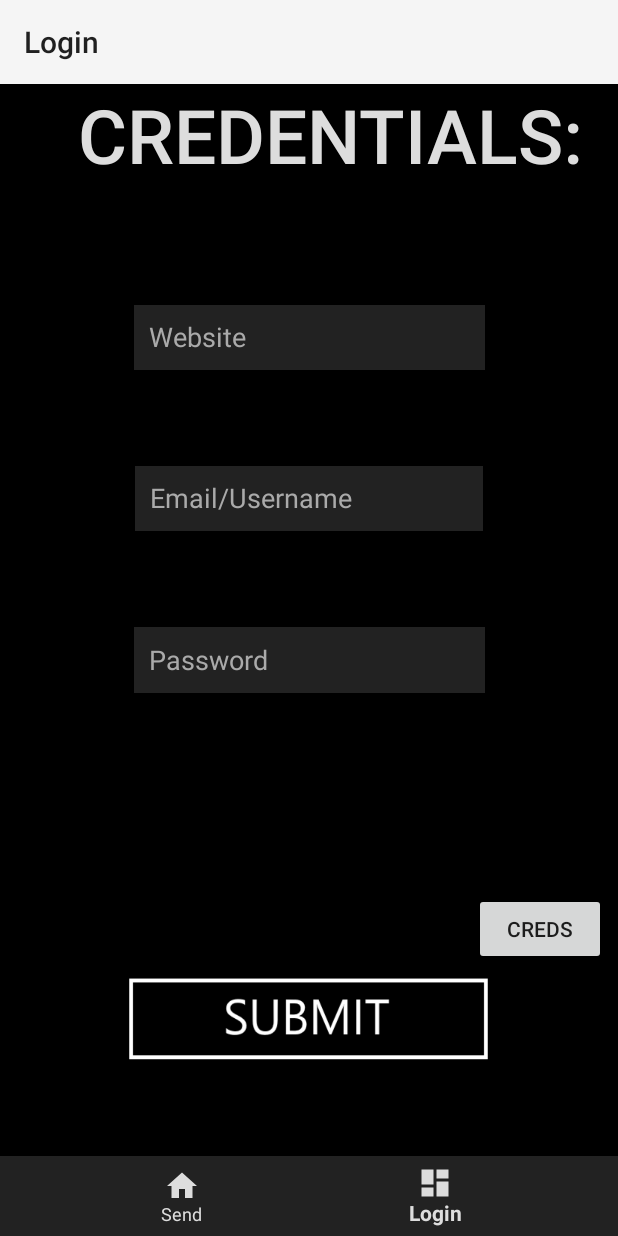
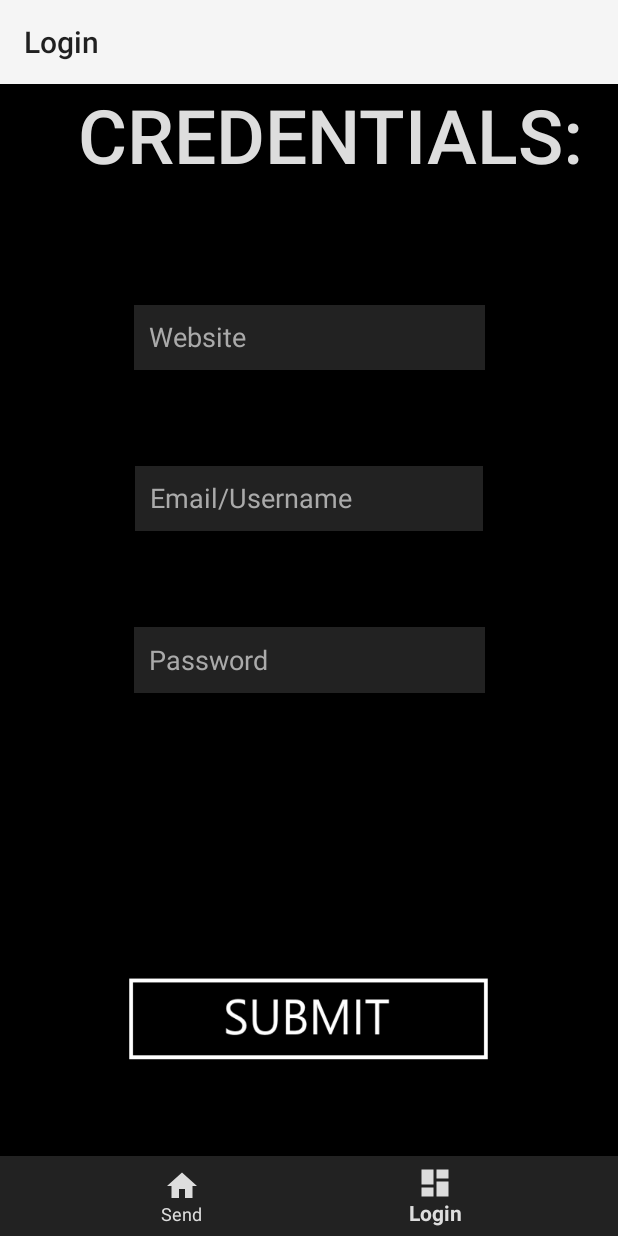
Before and after one commit to cneryx/InPrint, an Android app: the Activity2 screen opened directly, with no data from a screen before it, on a phone screen of 412 x 824 dp. Run offline under Robolectric (Android 15) with nearby library versions, the phone set to English and light mode, and no system bars.

Commit message:
remove button

```diff
--- a/InPrint/app/src/main/java/com/example/inprint/Activity2.java
+++ b/InPrint/app/src/main/java/com/example/inprint/Activity2.java
@@ -102,14 +102,5 @@ public class Activity2 extends AppCompatActivity {
 
             }
         });
-        Button credmenu = findViewById(R.id.credmenu);
-        credmenu.setOnClickListener(new View.OnClickListener() {
-            public void onClick(View v) {
-                Intent intent = new Intent(Activity2.this, ListCred.class);
-                intent.addFlags(android.content.Intent.FLAG_ACTIVITY_NO_ANIMATION);
-                startActivity(intent);
-
-            }
-        });
     }
 }
--- a/InPrint/app/src/main/res/layout/activity2.xml
+++ b/InPrint/app/src/main/res/layout/activity2.xml
@@ -130,21 +130,14 @@
         app:layout_constraintBottom_toTopOf="@+id/navigation"
         app:layout_constraintEnd_toEndOf="parent"
         app:layout_constraintHorizontal_bias="0.496"
-        app:layout_constraintStart_toStartOf="parent" />
+        app:layout_constraintStart_toStartOf="parent" /><![CDATA[
 
-    <Button
-        android:id="@+id/credmenu"
-        android:layout_width="wrap_content"
-        android:layout_height="wrap_content"
-        android:layout_marginEnd="8dp"
-        android:layout_marginBottom="8dp"
-        android:text="Creds"
-        app:layout_constraintBottom_toTopOf="@+id/imageButton"
-        app:layout_constraintEnd_toEndOf="parent" /><![CDATA[
+
 
     ;
     tools:layout_editor_absoluteX="38dp"
     tools:layout_editor_absoluteY="30dp" />
 
+
 ]]>
 </android.support.constraint.ConstraintLayout>
--- a/InPrint/app/src/main/res/layout/listview.xml
+++ /dev/null
@@ -1,6 +0,0 @@
-<?xml version="1.0" encoding="utf-8"?>
-<android.support.constraint.ConstraintLayout
-    xmlns:android="http://schemas.android.com/apk/res/android" android:layout_width="match_parent"
-    android:layout_height="match_parent">
-
-</android.support.constraint.ConstraintLayout>
```
Also changed, not shown: InPrint/app/src/main/java/com/example/inprint/ListCred.java (+0 -17 lines).
